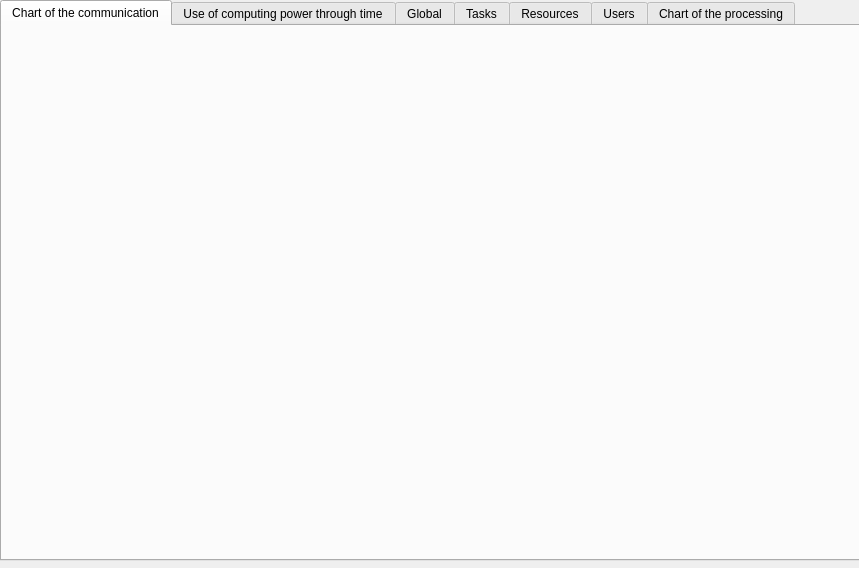
Above: forms/simulation.ui from gspd-unesp/ispd-exa-gui before the change. Below: the same form after it.
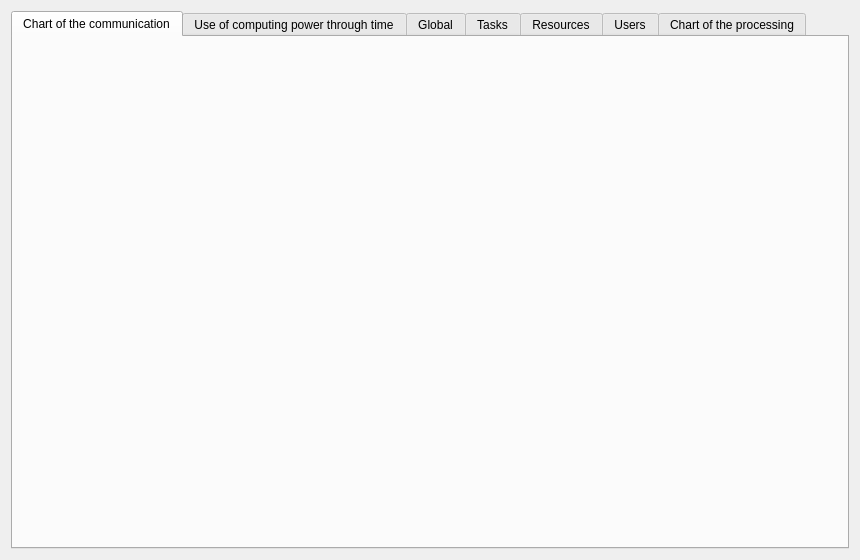
That is the form after the change. The open tabs and pages were chosen to show the change.

Commit message:
Simulation window content now resizes automatically
Depending on the size of the window

```diff
--- a/forms/simulation.ui
+++ b/forms/simulation.ui
@@ -6,22 +6,16 @@
    <rect>
     <x>0</x>
     <y>0</y>
-    <width>859</width>
-    <height>568</height>
+    <width>860</width>
+    <height>560</height>
    </rect>
   </property>
   <property name="windowTitle">
    <string>Simulate</string>
   </property>
+  <layout class="QGridLayout" name="gridLayout">
+   <item row="0" column="0">
   <widget class="QTabWidget" name="tabWidget">
-   <property name="geometry">
-    <rect>
-     <x>0</x>
-     <y>0</y>
-     <width>861</width>
-     <height>561</height>
-    </rect>
-   </property>
    <property name="sizePolicy">
     <sizepolicy hsizetype="Expanding" vsizetype="Expanding">
      <horstretch>0</horstretch>
@@ -53,19 +47,15 @@
     <attribute name="title">
      <string>Chart of the communication</string>
     </attribute>
+      <layout class="QGridLayout" name="gridLayout_2">
+       <item row="0" column="0">
     <widget class="QLabel" name="label">
-     <property name="geometry">
-      <rect>
-       <x>0</x>
-       <y>0</y>
-       <width>851</width>
-       <height>531</height>
-      </rect>
-     </property>
      <property name="text">
       <string/>
      </property>
     </widget>
+       </item>
+      </layout>
    </widget>
    <widget class="QWidget" name="tab_3">
     <attribute name="title">
@@ -193,6 +183,8 @@
     </widget>
    </widget>
   </widget>
+   </item>
+  </layout>
  </widget>
  <resources/>
  <connections/>
```
Left out of the diff: 2 changed lines with no effect on the pictures. Lines whose indentation alone changed are shown as unchanged. The commit also changes 3 other files.
